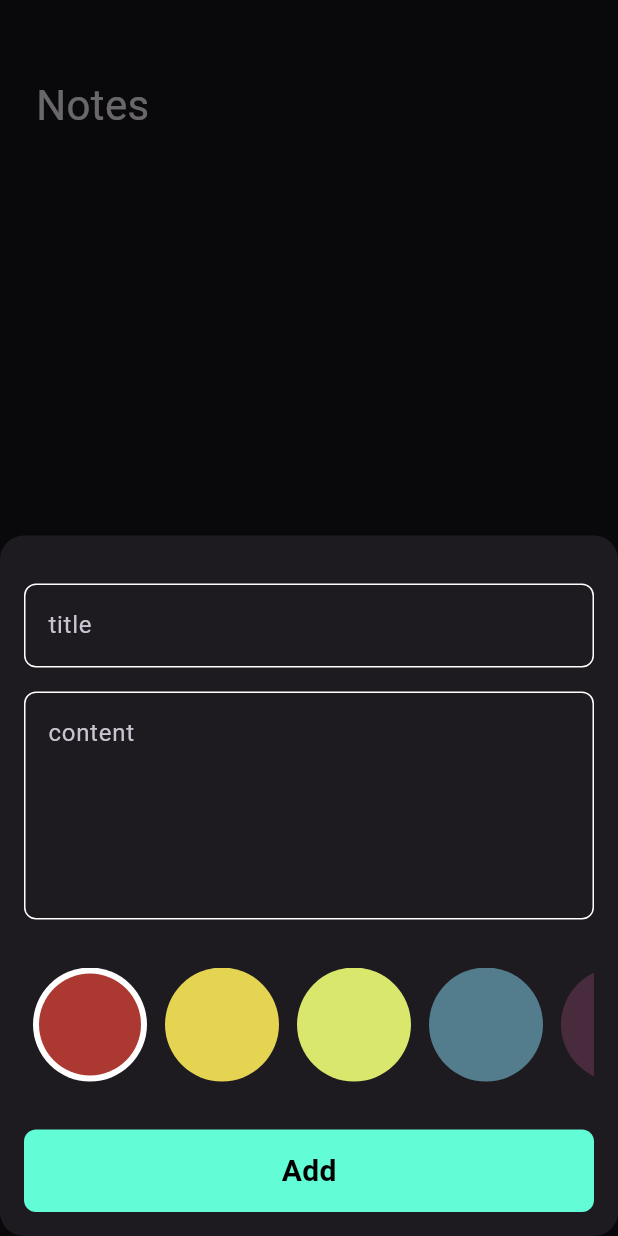
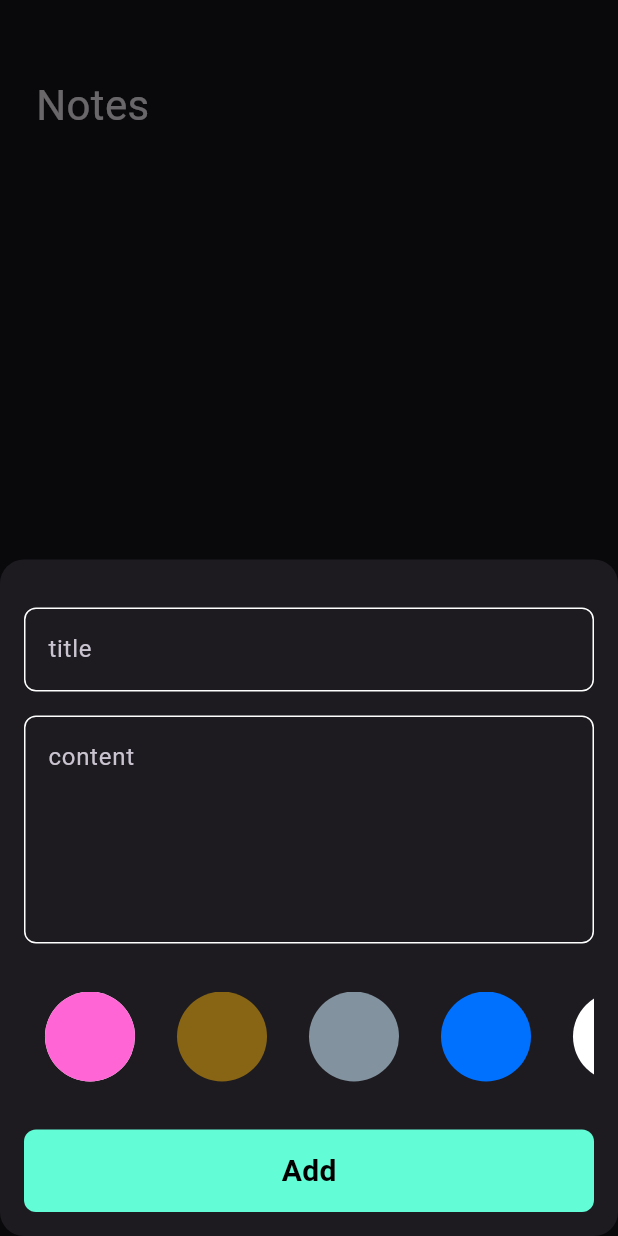
Before and after one commit to Mohamed-khaled0/Easy-Notes-App, a Flutter app: the screen it shows after launch, after a tap on the "add" icon, on a phone screen of 412 x 824 dp. Run offline on Flutter 3.47's test engine with Material 3 defaults, Android fonts, the phone set to English and light mode, and no system bars; our stand-ins replace bloc, flutter_bloc, hive, hive_flutter; accounts and stored records are empty; Roboto replaces fonts that are missing (Poppins).

Commit message:
Add more Colors for create adn edit notes page

```diff
--- a/lib/constants.dart
+++ b/lib/constants.dart
@@ -3,6 +3,12 @@ import 'package:flutter/animation.dart';
 const kPrimaryColor = Color(0xff62FCD7);
 const kNotesBox = 'notes_box';
 List<Color> kColors = const [
+  Color(0xffff65d4),
+  Color(0xff876514),
+  Color(0xff82929e),
+  Color(0xff0070ff),
+  Color(0xffFFFFFF),
+  Color(0xff482C8D),
   Color(0xffAC3931),
   Color(0xffE5D352),
   Color(0xffD9E76C),
--- a/lib/views/notes_view.dart
+++ b/lib/views/notes_view.dart
@@ -3,7 +3,6 @@ import 'package:easy_notes/views/widgets/notes_view_body.dart';
 import 'package:flutter/material.dart';
 import 'package:flutter/src/foundation/key.dart';
 import 'package:flutter/src/widgets/framework.dart';
-import 'package:flutter_bloc/flutter_bloc.dart';
 
 class NotesView extends StatelessWidget {
   const NotesView({Key? key}) : super(key: key);
--- a/lib/views/widgets/add_note_bottom_sheet.dart
+++ b/lib/views/widgets/add_note_bottom_sheet.dart
@@ -2,7 +2,6 @@ import 'package:easy_notes/cubits/add_note_cubit/add_note_cubit.dart';
 import 'package:easy_notes/cubits/notes_cubit/notes_cubit.dart';
 import 'package:flutter/material.dart';
 import 'package:flutter_bloc/flutter_bloc.dart';
-import 'package:modal_progress_hud_nsn/modal_progress_hud_nsn.dart';
 
 import 'add_note_form.dart';
 
--- a/lib/views/widgets/colors_list_view.dart
+++ b/lib/views/widgets/colors_list_view.dart
@@ -40,7 +40,7 @@ class _ColorsListViewState extends State<ColorsListView> {
   @override
   Widget build(BuildContext context) {
     return SizedBox(
-      height: 38 * 2,
+      height: 30 * 2,
       child: ListView.builder(
         itemCount: kColors.length,
         scrollDirection: Axis.horizontal,
--- a/lib/views/widgets/custom_app_bar.dart
+++ b/lib/views/widgets/custom_app_bar.dart
@@ -1,6 +1,4 @@
 import 'package:flutter/material.dart';
-
-import 'custom_icon.dart';
 
 class CustomAppBar extends StatelessWidget {
   const CustomAppBar(
--- a/lib/views/widgets/custom_text_field.dart
+++ b/lib/views/widgets/custom_text_field.dart
@@ -1,6 +1,5 @@
 import 'package:easy_notes/constants.dart';
 import 'package:flutter/material.dart';
-import 'package:flutter/src/widgets/container.dart';
 import 'package:flutter/src/widgets/framework.dart';
 
 class CustomTextField extends StatelessWidget {
--- a/lib/views/widgets/edit_note_colors_list_view.dart
+++ b/lib/views/widgets/edit_note_colors_list_view.dart
@@ -24,7 +24,7 @@ class _EditNoteColorsListState extends State<EditNoteColorsList> {
   @override
   Widget build(BuildContext context) {
     return SizedBox(
-      height: 38 * 2,
+      height: 25 * 2,
       child: ListView.builder(
         itemCount: kColors.length,
         scrollDirection: Axis.horizontal,
--- a/lib/views/widgets/edit_view_body.dart
+++ b/lib/views/widgets/edit_view_body.dart
@@ -5,7 +5,6 @@ import 'package:easy_notes/views/widgets/custom_text_field.dart';
 import 'package:flutter/material.dart';
 import 'package:flutter_bloc/flutter_bloc.dart';
 
-import '../../constants.dart';
 import 'edit_note_colors_list_view.dart';
 
 class EditNoteViewBody extends StatefulWidget {
--- a/lib/views/widgets/notes_view_body.dart
+++ b/lib/views/widgets/notes_view_body.dart
@@ -3,7 +3,6 @@ import 'package:flutter_bloc/flutter_bloc.dart';
 
 import '../../cubits/notes_cubit/notes_cubit.dart';
 import 'custom_app_bar.dart';
-import 'note_item.dart';
 import 'notes_list_view.dart';
 
 class NotesViewBody extends StatefulWidget {
@@ -14,16 +13,16 @@ class NotesViewBody extends StatefulWidget {
 }
 
 class _NotesViewBodyState extends State<NotesViewBody> {
-
   @override
   void initState() {
-   BlocProvider.of<NotesCubit>(context).fetchAllNotes();
+    BlocProvider.of<NotesCubit>(context).fetchAllNotes();
     super.initState();
   }
+
   @override
   Widget build(BuildContext context) {
     return Padding(
-      padding: const EdgeInsets.symmetric(horizontal: 24),
+      padding: EdgeInsets.symmetric(horizontal: 24),
       child: Column(
         children: const [
           SizedBox(
```
